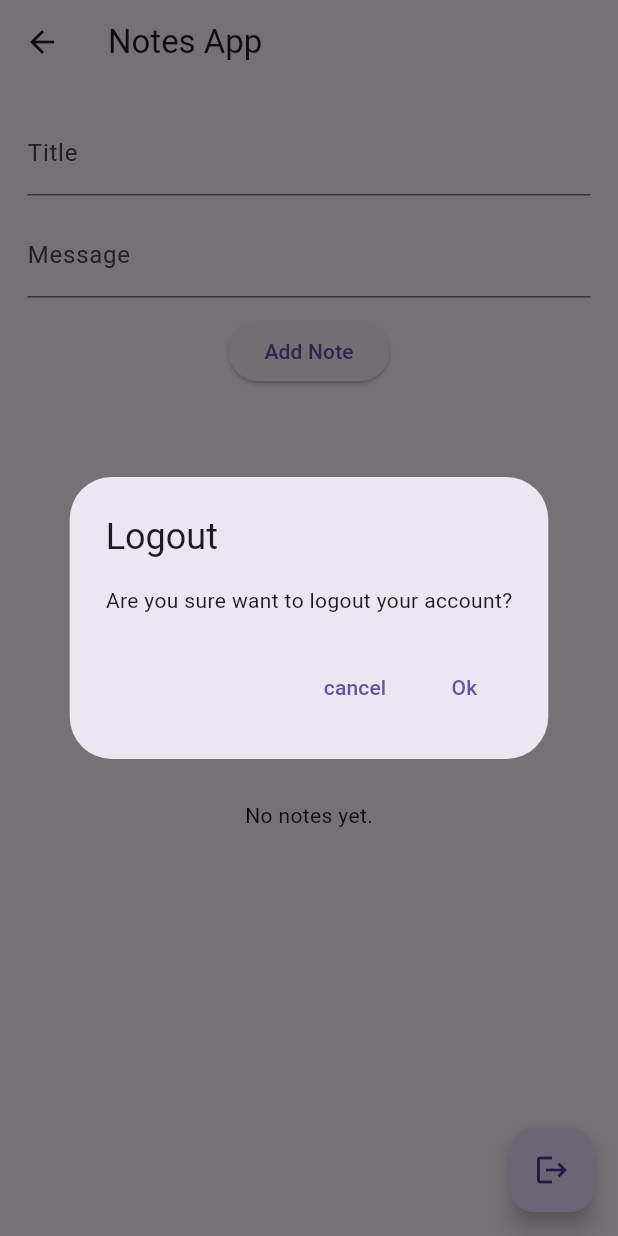
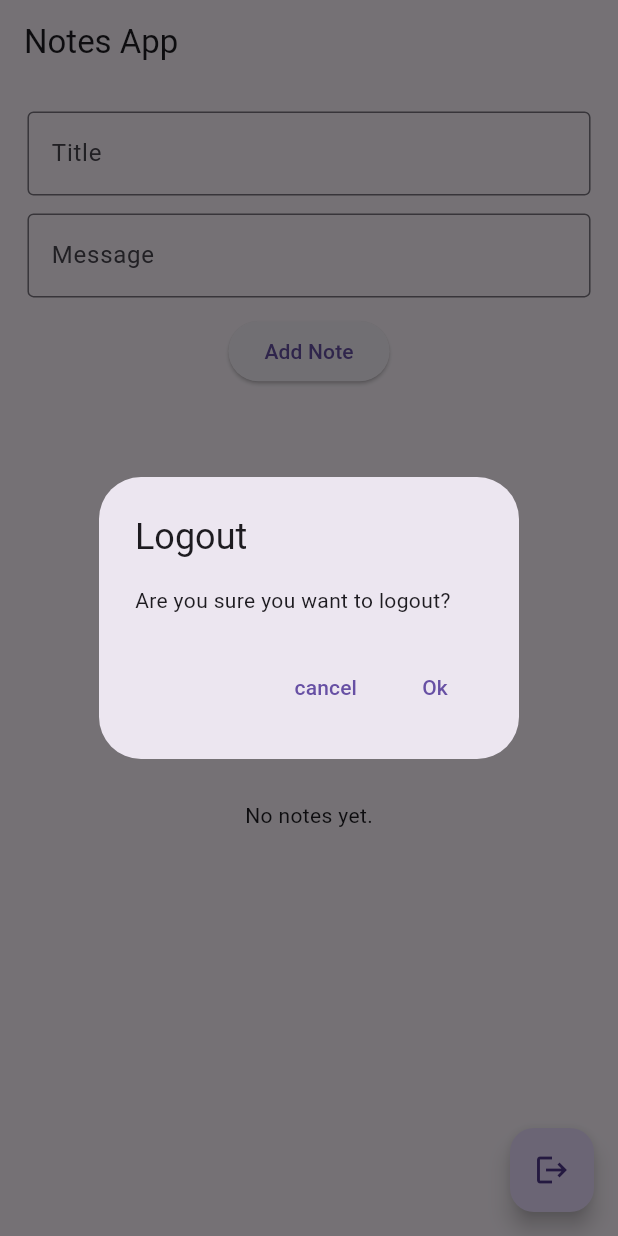
Before and after one commit to sinancholakkal/task, a Flutter app: the ScreenHome screen opened directly, after a tap on the "logout" icon, on a phone screen of 412 x 824 dp. Run offline on Flutter 3.47's test engine with Material 3 defaults, Android fonts, the phone set to English and light mode, and no system bars; our stand-ins replace bloc, cloud_firestore, firebase_auth, firebase_core, flutter_bloc, flutter_screenutil; accounts and stored records are empty; network calls fail.

Commit message:
get and add done

```diff
--- /dev/null
+++ b/lib/domain/repository/note_services.dart
@@ -0,0 +1,27 @@
+import 'package:cloud_firestore/cloud_firestore.dart';
+import 'package:firebase_auth/firebase_auth.dart';
+import 'package:task/domain/model/note_model.dart';
+import 'package:task/presentation/data/random_id.dart';
+
+class NoteServices {
+  Future<void> postNoteRepo(String title, String descr) async {
+    final Map<String, dynamic> mapValue = {
+      "title": title,
+      "description": descr,
+    };
+    FirebaseFirestore.instance
+        .collection("user")
+        .doc(FirebaseAuth.instance.currentUser!.uid)
+        .collection("notes")
+        .doc(getRandomId())
+        .set(mapValue);
+  }
+  Future<List<Note>>getAllTask()async{
+    final res = await FirebaseFirestore.instance.collection("user").doc(FirebaseAuth.instance.currentUser!.uid).collection("notes").get();
+    List<Note>notes =[];
+    for(var note in res.docs){
+      notes.add(Note(title: note["title"], message: note["description"]));
+    }
+    return notes;
+  }
+}
--- a/lib/main.dart
+++ b/lib/main.dart
@@ -4,6 +4,7 @@ import 'package:flutter_bloc/flutter_bloc.dart';
 import 'package:flutter_screenutil/flutter_screenutil.dart';
 import 'package:task/firebase_options.dart';
 import 'package:task/presentation/bloc/auth_bloc/auth_bloc.dart';
+import 'package:task/presentation/bloc/note_bloc/note_bloc.dart';
 import 'package:task/presentation/pages/screen_home/screen_home.dart';
 import 'package:task/presentation/pages/screen_login/screen_login.dart';
 import 'package:task/presentation/pages/splash_screen/splash_screen.dart';
@@ -23,7 +24,7 @@ class MyApp extends StatelessWidget {
       designSize: Size(360, 690),
       builder:
           (_, __) => MultiBlocProvider(
-            providers: [BlocProvider(create: (context) => AuthBloc())],
+            providers: [BlocProvider(create: (context) => AuthBloc()),BlocProvider(create: (context) => NoteBloc(),)],
             child: MaterialApp(
               debugShowCheckedModeBanner: false,
               home: SplashScreen(),
--- a/lib/presentation/bloc/auth_bloc/auth_event.dart
+++ b/lib/presentation/bloc/auth_bloc/auth_event.dart
@@ -4,10 +4,16 @@ part of 'auth_bloc.dart';
 sealed class AuthEvent {}
 
 class SignUpEvent extends AuthEvent{
+  final String name;
   final String email;
   final String password;
-  SignUpEvent({required this.email,required this.password});
+  SignUpEvent({required this.email,required this.password,required this.name});
 }
 class CheckLoginStatusEvent extends AuthEvent{}
+class SignInEvent extends AuthEvent{
+  final String email;
+  final String password;
+  SignInEvent({required this.email,required this.password});
+}
 
 class SignOutEvent extends AuthEvent{}
--- /dev/null
+++ b/lib/presentation/bloc/note_bloc/note_bloc.dart
@@ -0,0 +1,35 @@
+import 'dart:developer';
+
+import 'package:bloc/bloc.dart';
+import 'package:meta/meta.dart';
+import 'package:task/domain/model/note_model.dart';
+import 'package:task/domain/repository/note_services.dart';
+
+part 'note_event.dart';
+part 'note_state.dart';
+
+class NoteBloc extends Bloc<NoteEvent, NoteState> {
+  NoteBloc() : super(NoteInitial()) {
+    on<PostNoteEvent>((event, emit) {
+      try{
+        if(event.title!=null && event.descr!=null){
+          NoteServices().postNoteRepo(event.title!, event.descr!);
+        }
+      }catch(e){
+        log("Somthing wrong $e");
+      }
+    });
+    on<TaskAllGetEvent>((event,state)async{
+      emit(TaskGetLoadingState());
+      try{
+
+        final taskModels = await NoteServices().getAllTask();
+
+        emit(TaskAllGetSuccessState(noteModels: taskModels));
+        log("New Task Added");
+      }catch(e){
+        log("something issue while getting all task $e");
+      }
+    });
+  }
+}
--- /dev/null
+++ b/lib/presentation/bloc/note_bloc/note_event.dart
@@ -0,0 +1,11 @@
+part of 'note_bloc.dart';
+
+@immutable
+sealed class NoteEvent {}
+class PostNoteEvent extends NoteEvent{
+  String? title;
+  String? descr;
+  PostNoteEvent({required this.title , required this.descr});
+}
+
+class TaskAllGetEvent extends NoteEvent {}
--- /dev/null
+++ b/lib/presentation/bloc/note_bloc/note_state.dart
@@ -0,0 +1,11 @@
+part of 'note_bloc.dart';
+
+@immutable
+sealed class NoteState {}
+
+final class NoteInitial extends NoteState {}
+class TaskGetLoadingState extends NoteState{}
+class TaskAllGetSuccessState extends NoteState{
+  final List<Note>noteModels;
+  TaskAllGetSuccessState({required this.noteModels});
+}
--- /dev/null
+++ b/lib/presentation/data/random_id.dart
@@ -0,0 +1,6 @@
+ import 'dart:math';
+
+String getRandomId() {
+    final Random random = Random();
+    return "task${random.nextInt(10000000)}";
+  }
--- a/lib/presentation/pages/screen_home/screen_home.dart
+++ b/lib/presentation/pages/screen_home/screen_home.dart
@@ -1,9 +1,11 @@
 import 'dart:async';
 
 import 'package:flutter/material.dart';
+import 'package:flutter_bloc/flutter_bloc.dart';
 import 'package:flutter_screenutil/flutter_screenutil.dart';
 import 'package:task/domain/model/note_model.dart';
 import 'package:task/domain/repository/auth_services.dart';
+import 'package:task/presentation/bloc/note_bloc/note_bloc.dart';
 import 'package:task/presentation/pages/screen_login/screen_login.dart';
 import 'package:task/presentation/widgets/note_card_widget.dart';
 import 'package:task/presentation/widgets/showDiolog.dart';
@@ -17,57 +19,81 @@ class _ScreenHomeState extends State<ScreenHome> {
   final titleController = TextEditingController();
   final messageController = TextEditingController();
   final _noteStreamController = StreamController<List<Note>>.broadcast();
-
   List<Note> _notes = [];
 
-  void _submitNote() {
+  @override
+  void initState() {
+    super.initState();
+    context.read<NoteBloc>().add(TaskAllGetEvent());
+  }
+
+  @override
+  void dispose() {
+    _noteStreamController.close();
+    titleController.dispose();
+    messageController.dispose();
+    super.dispose();
+  }
+
+  @override
+  Widget build(BuildContext context) {
+    final isTablet = MediaQuery.of(context).size.width > 600;
+
+    return BlocListener<NoteBloc, NoteState>(
+      listener: (context, state) {
+        if (state is TaskAllGetSuccessState) {
+          _notes.clear();
+          _notes.addAll(state.noteModels);
+          _noteStreamController.sink.add(_notes.toList());
+        }
+      },
+      child: Scaffold(
+        appBar: AppBar(title: Text("Notes App")),
+        body: Padding(
+          padding: EdgeInsets.all(16.w),
+          child: Column(
+            children: [
+              // ✅ Input field: Title
+              TextField(
+                controller: titleController,
+                decoration: InputDecoration(
+                  labelText: 'Title',
+                  border: OutlineInputBorder(),
+                ),
+              ),
+              SizedBox(height: 10.h),
+
+              // ✅ Input field: Message
+              TextField(
+                controller: messageController,
+                decoration: InputDecoration(
+                  labelText: 'Message',
+                  border: OutlineInputBorder(),
+                ),
+              ),
+              SizedBox(height: 10.h),
+
+              // ✅ Add Note button
+              ElevatedButton(
+                onPressed: () {
                   final title = titleController.text.trim();
                   final message = messageController.text.trim();
 
                   if (title.isNotEmpty && message.isNotEmpty) {
                       _notes.add(Note(title: title, message: message));
       _noteStreamController.sink.add(_notes);
-
+                    context.read<NoteBloc>().add(
+                          PostNoteEvent(title: title, descr: message),
+                        );
                     titleController.clear();
                     messageController.clear();
                   }
-  }
-
-  @override
-  void dispose() {
-    _noteStreamController.close();
-    super.dispose();
-  }
-
-  @override
-  Widget build(BuildContext context) {
-    bool isTablet = MediaQuery.of(context).size.width > 600;
-
-    return Scaffold(
-      appBar: AppBar(
-        title: Text("Notes App"),
-      ),
-      body: Padding(
-        padding: EdgeInsets.all(16.w),
-        child: Column(
-          children: [
-            // Input Fields
-            TextField(
-              controller: titleController,
-              decoration: InputDecoration(labelText: 'Title'),
-            ),
-            SizedBox(height: 10.h),
-            TextField(
-              controller: messageController,
-              decoration: InputDecoration(labelText: 'Message'),
-            ),
-            SizedBox(height: 10.h),
-            ElevatedButton(
-              onPressed: _submitNote,
+                },
                 child: Text("Add Note"),
               ),
               SizedBox(height: 20.h),
 
+              // ✅ Notes List (Responsive UI)
               Expanded(
                 child: StreamBuilder<List<Note>>(
                   stream: _noteStreamController.stream,
@@ -80,7 +106,8 @@ class _ScreenHomeState extends State<ScreenHome> {
 
                     return isTablet
                         ? GridView.builder(
-                          gridDelegate: SliverGridDelegateWithFixedCrossAxisCount(
+                            gridDelegate:
+                                SliverGridDelegateWithFixedCrossAxisCount(
                               crossAxisCount: 2,
                               childAspectRatio: 3,
                               crossAxisSpacing: 10.w,
@@ -105,17 +132,22 @@ class _ScreenHomeState extends State<ScreenHome> {
         ),
         floatingActionButton: FloatingActionButton(
           onPressed: () {
-          alertBox(context: context, onPressed: (){
+            alertBox(
+              context: context,
+              onPressed: () {
                 AuthService().signOut();
                 Navigator.pushAndRemoveUntil(
                   context,
                   MaterialPageRoute(builder: (_) => ScreenLogin()),
                   (route) => false,
-
                 );
-          }, title: "Logout", content: "Are you sure want to logout your account?");
+              },
+              title: "Logout",
+              content: "Are you sure you want to logout?",
+            );
           },
           child: Icon(Icons.logout),
+        ),
       ),
     );
   }
--- a/lib/presentation/pages/screen_signup/screen_signup.dart
+++ b/lib/presentation/pages/screen_signup/screen_signup.dart
@@ -24,12 +24,13 @@ class ScreenSignup extends StatelessWidget {
         if (state is AuthLoadingState) {
           loadingWidget(context);
         } else if (state is AuthSuccessState) {
-          Navigator.push(
+          Navigator.pushAndRemoveUntil(
             context,
             MaterialPageRoute(builder: (_) => ScreenHome()),
+            (route) => false,
           );
         } else if (state is AuthErrorState) {
-          Navigator.pop(context); // close loading dialog if open
+          Navigator.pop(context);
           showDiolog(
             context: context,
             title: "Error",
@@ -95,6 +96,7 @@ class ScreenSignup extends StatelessWidget {
                           log(" Validated--------------------");
                           context.read<AuthBloc>().add(
                             SignUpEvent(
+                              name: nameController.text.trim(),
                               email: emailController.text.trim(),
                               password: passwordController.text.trim(),
                             ),
--- a/lib/presentation/pages/splash_screen/splash_screen.dart
+++ b/lib/presentation/pages/splash_screen/splash_screen.dart
@@ -1,4 +1,3 @@
-
 import 'package:flutter/material.dart';
 import 'package:flutter_bloc/flutter_bloc.dart';
 import 'package:task/presentation/bloc/auth_bloc/auth_bloc.dart';
--- a/lib/presentation/widgets/loading_widget.dart
+++ b/lib/presentation/widgets/loading_widget.dart
@@ -8,10 +8,7 @@ Future<dynamic> loadingWidget(BuildContext context) {
             return WillPopScope(
               onWillPop: () async => false,
               child: Center(
-                child: Image.asset(
-                  height: 60,
-                  "asset/loading.gif",
-                ), // Loading indicator
+                child: CircularProgressIndicator(), // Loading indicator
               ),
             );
           },
```
Also changed, not shown: lib/presentation/bloc/auth_bloc/auth_bloc.dart (+20 -0 lines), lib/presentation/pages/screen_login/screen_login.dart (+62 -12 lines). Lines whose indentation alone changed are shown as unchanged.
